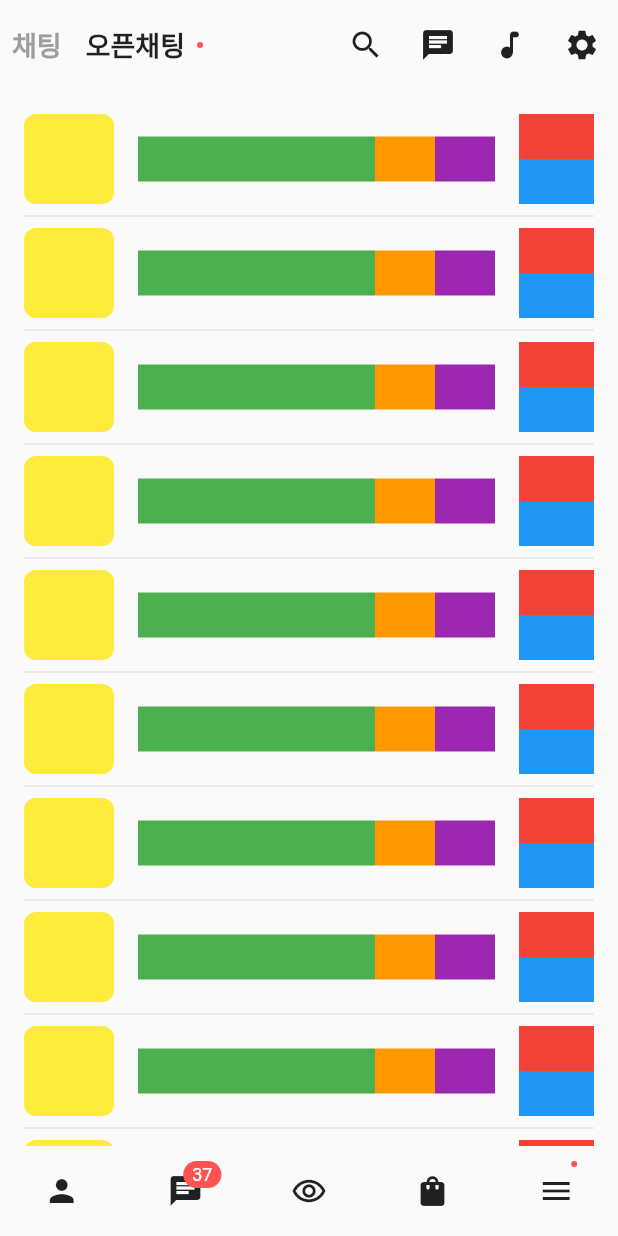
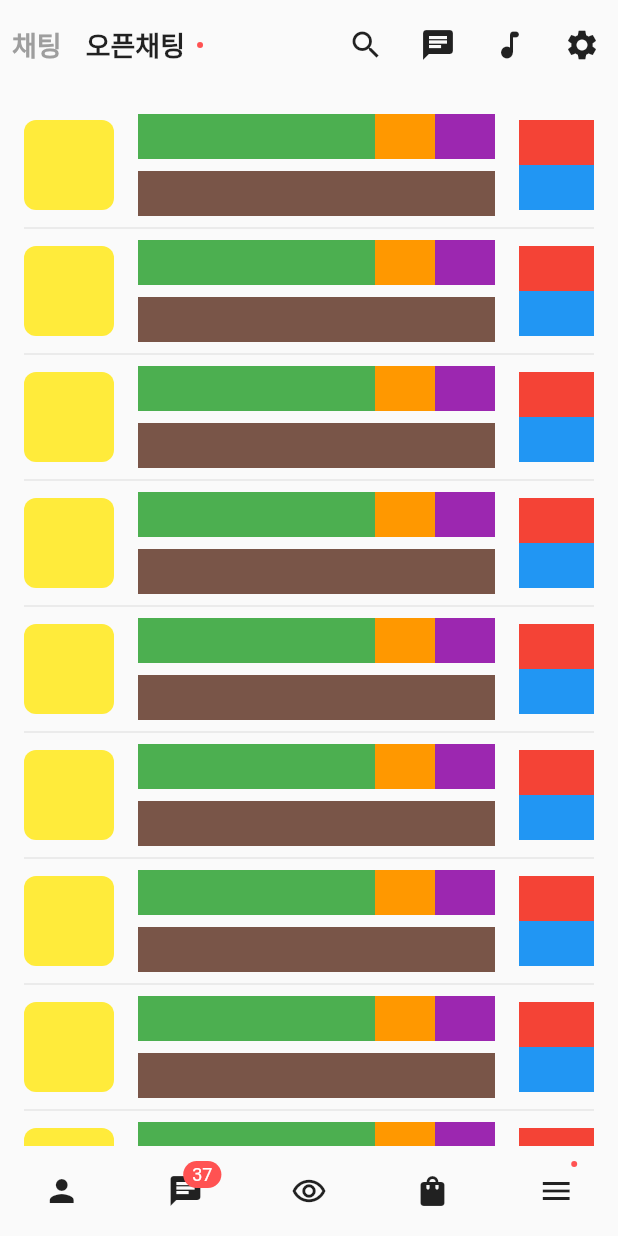
Before and after one commit to threeplef/flutter-KakaoChat, a Flutter app: the screen it shows after launch, on a phone screen of 412 x 824 dp. Run offline on Flutter 3.47's test engine with Material 2 defaults, Android fonts, the phone set to English and light mode, and no system bars.

Commit message:
Fix: 채팅 list 뼈대 구현

```diff
--- a/lib/kakaochat_main_screen.dart
+++ b/lib/kakaochat_main_screen.dart
@@ -78,23 +78,14 @@ class KakaoChatScreen extends StatelessWidget {
             Row(
               children: [
                 Expanded(
-                    child: Container(
-                  width: 40,
-                  height: 30,
-                  color: Colors.green,
-                )),
-                Container(
-                  width: 40,
-                  height: 30,
-                  color: Colors.orange,
-                ),
-                Container(
-                  width: 40,
-                  height: 30,
-                  color: Colors.purple,
-                ),
+                    child:
+                        Container(width: 40, height: 30, color: Colors.green)),
+                Container(width: 40, height: 30, color: Colors.orange),
+                Container(width: 40, height: 30, color: Colors.purple),
               ],
             ),
+            const SizedBox(height: 8),
+            Container(height: 30, color: Colors.brown),
           ],
         ),
       );
```
